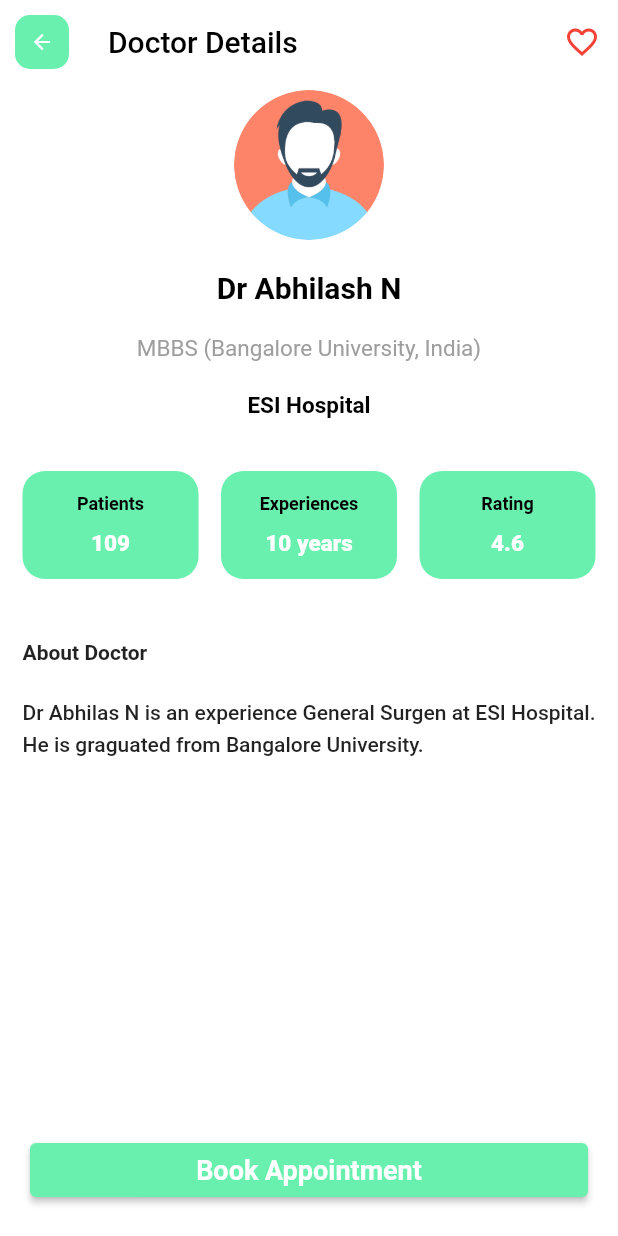
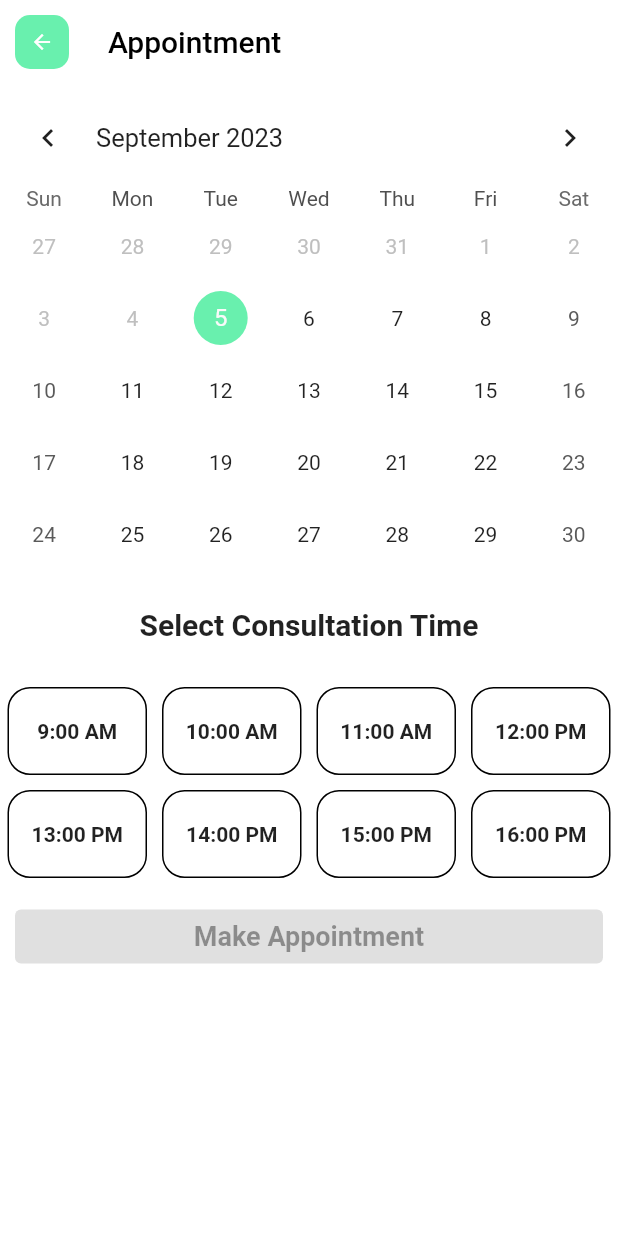
Before and after one commit to itsmohsin/manasuApp, a Flutter app: the DoctorDetails screen opened by its route, after a tap on "Book Appointment", on a phone screen of 412 x 824 dp. Run offline on Flutter 3.47's test engine with Material 2 defaults, Android fonts, the phone set to English and light mode, and no system bars; drawn by our look-alikes of table_calendar; our stand-ins replace font_awesome_flutter.

Commit message:
done with booking page UI

```diff
--- a/lib/main.dart
+++ b/lib/main.dart
@@ -1,6 +1,7 @@
 import 'package:flutter/material.dart';
 import 'package:manasu/main_layout.dart';
 import 'package:manasu/screens/auth_page.dart';
+import 'package:manasu/screens/booking_page.dart';
 import 'package:manasu/screens/doctor_details.dart';
 import 'package:manasu/utils/config.dart';
 
@@ -51,6 +52,8 @@ class MyApp extends StatelessWidget {
         'main': (context) => const MainLayout(),
         // this is for doctor details page
         'doc_details': (context) => const DoctorDetails(),
+        // thi is for booking page
+        'booking_page': (context) => const BookingPage(),
       },
     );
   }
--- /dev/null
+++ b/lib/screens/booking_page.dart
@@ -0,0 +1,171 @@
+import 'package:flutter/material.dart';
+import 'package:font_awesome_flutter/font_awesome_flutter.dart';
+import 'package:manasu/components/button.dart';
+import 'package:manasu/components/custom_appbar.dart';
+import 'package:manasu/utils/config.dart';
+import 'package:table_calendar/table_calendar.dart';
+
+class BookingPage extends StatefulWidget {
+  const BookingPage({super.key});
+
+  @override
+  State<BookingPage> createState() => _BookingPageState();
+}
+
+class _BookingPageState extends State<BookingPage> {
+  // Declaration
+  CalendarFormat _format = CalendarFormat.month;
+  DateTime _focusDay = DateTime.now();
+  DateTime _currentDay = DateTime.now();
+  int? _currentIndex;
+  bool _isWeekend = false;
+  bool _dateSelected = false;
+  bool _timeSelected = false;
+
+  @override
+  Widget build(BuildContext context) {
+    Config().init(context);
+    return Scaffold(
+      appBar: const CustomAppBar(
+        appTitle: 'Appointment',
+        icon: FaIcon(Icons.arrow_back),
+      ),
+      body: CustomScrollView(
+        slivers: <Widget>[
+          SliverToBoxAdapter(
+            child: Column(
+              children: <Widget>[
+                // display the table calendar
+                _tableCalendar(),
+                const Padding(
+                  padding: EdgeInsets.symmetric(horizontal: 10, vertical: 25),
+                  child: Center(
+                    child: Text(
+                      'Select Consultation Time',
+                      style: TextStyle(
+                        fontSize: 20,
+                        fontWeight: FontWeight.bold,
+                      ),
+                    ),
+                  ),
+                ),
+              ],
+            ),
+          ),
+          _isWeekend
+              ? SliverToBoxAdapter(
+                  child: Container(
+                    padding: const EdgeInsets.symmetric(
+                        horizontal: 10, vertical: 30),
+                    alignment: Alignment.center,
+                    child: const Text(
+                      'Weekend is not available, Please select another date',
+                      style: TextStyle(
+                        fontSize: 18,
+                        fontWeight: FontWeight.bold,
+                        color: Colors.grey,
+                      ),
+                    ),
+                  ),
+                )
+              : SliverGrid(
+                  delegate: SliverChildBuilderDelegate(
+                    (context, index) {
+                      return InkWell(
+                        splashColor: Colors.transparent,
+                        onTap: () {
+                          // when selected, update the current index and set time selected to true
+                          setState(() {
+                            _currentIndex = index;
+                            _timeSelected = true;
+                          });
+                        },
+                        child: Container(
+                          margin: const EdgeInsets.all(5),
+                          decoration: BoxDecoration(
+                            border: Border.all(
+                              color: _currentIndex == index
+                                  ? Colors.white
+                                  : Colors.black,
+                            ),
+                            borderRadius: BorderRadius.circular(15),
+                            color: _currentIndex == index
+                                ? Config.primaryColor
+                                : null,
+                          ),
+                          alignment: Alignment.center,
+                          child: Text(
+                            '${index + 9}:00 ${index + 9 > 11 ? "PM" : "AM"}',
+                            style: TextStyle(
+                              fontWeight: FontWeight.bold,
+                              color:
+                                  _currentIndex == index ? Colors.white : null,
+                            ),
+                          ),
+                        ),
+                      );
+                    },
+                    childCount: 8,
+                  ),
+                  gridDelegate: const SliverGridDelegateWithFixedCrossAxisCount(
+                      crossAxisCount: 4, childAspectRatio: 1.5),
+                ),
+          SliverToBoxAdapter(
+            child: Container(
+              padding: const EdgeInsets.symmetric(horizontal: 10, vertical: 10),
+              child: Button(
+                width: double.infinity,
+                title: 'Make Appointment',
+                disable: _timeSelected && _dateSelected ? false : true,
+                onPressed: () {},
+              ),
+            ),
+          )
+        ],
+      ),
+    );
+  }
+
+// table calendar
+  Widget _tableCalendar() {
+    return TableCalendar(
+      focusedDay: _focusDay,
+      firstDay: DateTime.now(),
+      lastDay: DateTime(2023, 12, 31),
+      calendarFormat: _format,
+      currentDay: _currentDay,
+      rowHeight: 48,
+      calendarStyle: const CalendarStyle(
+        todayDecoration:
+            BoxDecoration(color: Config.primaryColor, shape: BoxShape.circle),
+      ),
+      availableCalendarFormats: const {
+        CalendarFormat.month: 'Month',
+      },
+      onFormatChanged: (format) {
+        setState(() {
+          _format = format;
+        });
+      },
+      onDaySelected: ((selectedDay, focusedDay) {
+        setState(() {
+          _currentDay = selectedDay;
+          _focusDay = focusedDay;
+          _dateSelected = true;
+
+          // check if weekend is selected
+          if (selectedDay.weekday == 6 || selectedDay.weekday == 7) {
+            _isWeekend = true;
+            _timeSelected = false;
+            _currentIndex = null;
+          } else {
+            _isWeekend = false;
+          }
+        });
+      }),
+    );
+  }
+}
+
+// Booking page is built and booking button will be disabled
+// if date or time is not selected as well as if selecting on weekends
--- a/lib/screens/doctor_details.dart
+++ b/lib/screens/doctor_details.dart
@@ -44,12 +44,15 @@ class _DoctorDetailsState extends State<DoctorDetails> {
             const DetailBody(),
             const Spacer(),
             Padding(
-              padding: const EdgeInsets.all(20),
+              padding: const EdgeInsets.all(15),
               child: Button(
                 width: double.infinity,
                 title: 'Book Appointment',
                 disable: false,
-                onPressed: () {},
+                onPressed: () {
+                  // navigate to booking page
+                  Navigator.of(context).pushNamed('booking_page');
+                },
               ),
             ),
           ],
@@ -79,7 +82,7 @@ class AboutDoctor extends StatelessWidget {
             'Dr Abhilash N',
             style: TextStyle(
               color: Colors.black,
-              fontSize: 20.0,
+              fontSize: 24.0,
               fontWeight: FontWeight.bold,
             ),
           ),
@@ -131,7 +134,7 @@ class DetailBody extends StatelessWidget {
           Config.spaceSmall,
           // doctor experience, patient and ratings
           const DoctorInfo(),
-          Config.spaceMedium,
+          Config.spaceSmall,
           const Text(
             'About Doctor',
             style: TextStyle(fontWeight: FontWeight.w600),
@@ -198,7 +201,7 @@ class InfoCard extends StatelessWidget {
           color: Config.primaryColor,
         ),
         padding: const EdgeInsets.symmetric(
-          vertical: 15,
+          vertical: 20,
           horizontal: 15,
         ),
         child: Column(
```
